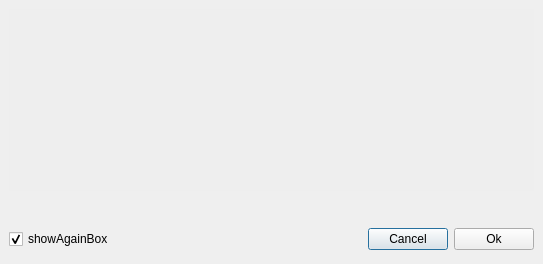
Old version of the form warningdialog.ui in the repository insilmaril/vym.
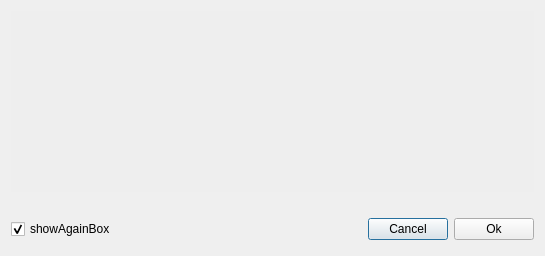
New version of the form.

The edit to the form file:
```diff
--- a/warningdialog.ui
+++ b/warningdialog.ui
@@ -1,27 +1,21 @@
 <ui version="4.0" >
  <class>WarningDialog</class>
- <widget class="QDialog" name="WarningDialog" >
-  <property name="geometry" >
+ <widget class="QDialog" name="WarningDialog">
+  <property name="geometry">
    <rect>
     <x>0</x>
     <y>0</y>
-    <width>543</width>
-    <height>264</height>
+    <width>545</width>
+    <height>256</height>
    </rect>
   </property>
   <property name="windowTitle" >
    <string>VYM - Warning : Foo...</string>
   </property>
-  <layout class="QVBoxLayout" >
-   <property name="margin" >
-    <number>9</number>
-   </property>
-   <property name="spacing" >
-    <number>6</number>
-   </property>
+  <layout class="QVBoxLayout" name="verticalLayout">
    <item>
-    <widget class="QTextEdit" name="warningTE" >
-     <property name="palette" >
+    <widget class="QTextEdit" name="warningTE">
+     <property name="palette">
       <palette>
        <active>
         <colorrole role="Base" >
@@ -70,39 +64,29 @@
     </widget>
    </item>
    <item>
-    <widget class="QLabel" name="warningSign" >
-     <property name="text" >
-      <string/>
-     </property>
-    </widget>
-   </item>
-   <item>
-    <spacer>
-     <property name="orientation" >
+    <spacer name="verticalSpacer">
+     <property name="orientation">
       <enum>Qt::Vertical</enum>
      </property>
-     <property name="sizeType" >
-      <enum>QSizePolicy::Expanding</enum>
-     </property>
-     <property name="sizeHint" >
+     <property name="sizeHint" stdset="0">
       <size>
-       <width>525</width>
-       <height>16</height>
+       <width>20</width>
+       <height>26</height>
       </size>
      </property>
     </spacer>
    </item>
    <item>
-    <layout class="QHBoxLayout" >
-     <property name="margin" >
-      <number>0</number>
-     </property>
-     <property name="spacing" >
+    <layout class="QHBoxLayout">
+     <property name="spacing">
       <number>6</number>
      </property>
+     <property name="margin">
+      <number>0</number>
+     </property>
      <item>
-      <widget class="QCheckBox" name="showAgainBox" >
-       <property name="text" >
+      <widget class="QCheckBox" name="showAgainBox">
+       <property name="text">
         <string>showAgainBox</string>
        </property>
        <property name="checked" >
@@ -112,13 +96,13 @@
      </item>
      <item>
       <spacer>
-       <property name="orientation" >
+       <property name="orientation">
         <enum>Qt::Horizontal</enum>
        </property>
-       <property name="sizeType" >
+       <property name="sizeType">
         <enum>QSizePolicy::Expanding</enum>
        </property>
-       <property name="sizeHint" >
+       <property name="sizeHint" stdset="0">
         <size>
          <width>73</width>
          <height>31</height>
@@ -127,15 +111,15 @@
       </spacer>
      </item>
      <item>
-      <widget class="QPushButton" name="cancelButton" >
-       <property name="text" >
+      <widget class="QPushButton" name="cancelButton">
+       <property name="text">
         <string>Cancel</string>
        </property>
       </widget>
      </item>
      <item>
-      <widget class="QPushButton" name="okButton" >
-       <property name="text" >
+      <widget class="QPushButton" name="okButton">
+       <property name="text">
         <string>Ok</string>
        </property>
       </widget>
@@ -144,8 +128,6 @@
    </item>
   </layout>
  </widget>
- <layoutdefault spacing="6" margin="11" />
- <pixmapfunction>qPixmapFromMimeSource</pixmapfunction>
  <resources/>
  <connections>
   <connection>
```
Left out of the diff: 79 changed lines with no effect on the pictures.
